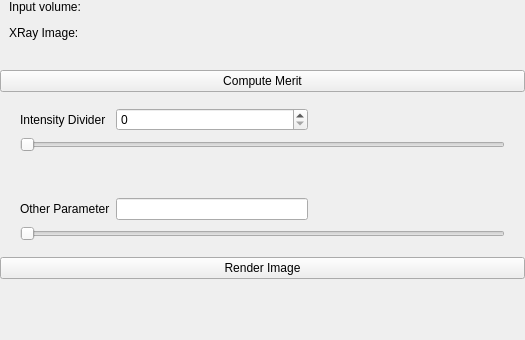
First picture: the form in Reg2D3D/Resources/UI/qSlicerReg2D3DModuleWidget.ui, repository KongCang/Slicer-Reg2D3D, before the edit.
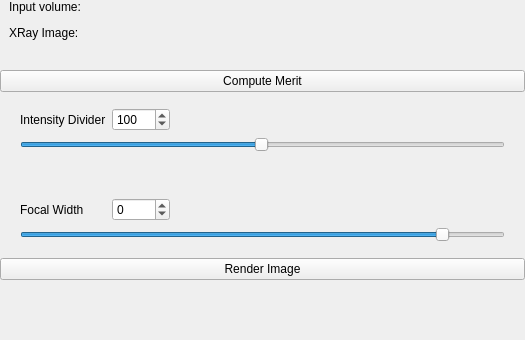
Second picture: the form after the edit. Custom widgets are drawn as their Qt base class.

Diff of the .ui file:
```diff
--- a/Reg2D3D/Resources/UI/qSlicerReg2D3DModuleWidget.ui
+++ b/Reg2D3D/Resources/UI/qSlicerReg2D3DModuleWidget.ui
@@ -130,13 +130,28 @@
        <property name="maximum">
         <number>200</number>
        </property>
+       <property name="value">
+        <number>100</number>
+       </property>
        <property name="orientation">
         <enum>Qt::Horizontal</enum>
        </property>
       </widget>
      </item>
      <item row="5" column="0" colspan="3">
-      <widget class="QSlider" name="hsOther">
+      <widget class="QSlider" name="hsFocalWidth">
+       <property name="minimum">
+        <number>-2000</number>
+       </property>
+       <property name="maximum">
+        <number>2000</number>
+       </property>
+       <property name="pageStep">
+        <number>100</number>
+       </property>
+       <property name="value">
+        <number>1536</number>
+       </property>
        <property name="orientation">
         <enum>Qt::Horizontal</enum>
        </property>
@@ -165,7 +180,7 @@
      <item row="4" column="0">
       <widget class="QLabel" name="lblOther">
        <property name="text">
-        <string>Other Parameter</string>
+        <string>Focal Width</string>
        </property>
       </widget>
      </item>
@@ -182,9 +197,6 @@
        </property>
       </spacer>
      </item>
-     <item row="4" column="1">
-      <widget class="QLineEdit" name="editOther"/>
-     </item>
      <item row="3" column="0">
       <spacer name="verticalSpacer_2">
        <property name="orientation">
@@ -203,6 +215,22 @@
        <property name="maximum">
         <number>200</number>
        </property>
+       <property name="singleStep">
+        <number>1</number>
+       </property>
+       <property name="value">
+        <number>100</number>
+       </property>
+      </widget>
+     </item>
+     <item row="4" column="1">
+      <widget class="QSpinBox" name="spinBoxFocalWidth">
+       <property name="minimum">
+        <number>-2000</number>
+       </property>
+       <property name="maximum">
+        <number>2000</number>
+       </property>
       </widget>
      </item>
     </layout>
```
Left out of the diff: 18 changed lines with no effect on the pictures.
